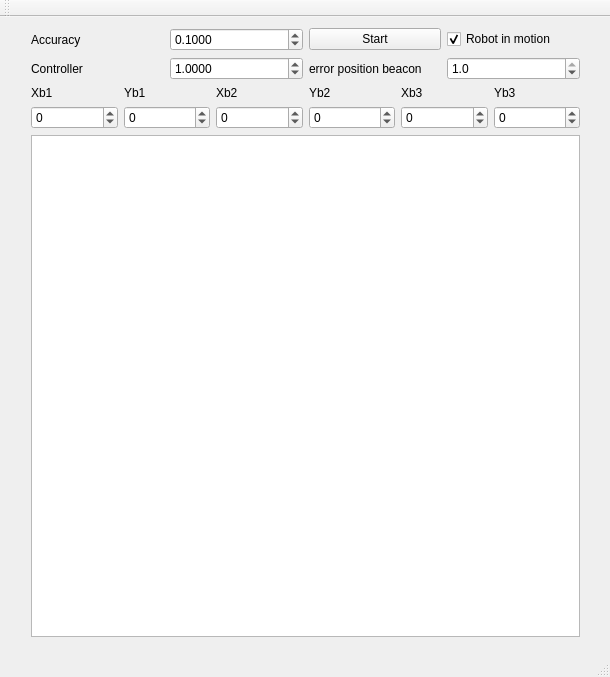
Qt form mainwindow.ui (qbrefort/sonar) before a commit.
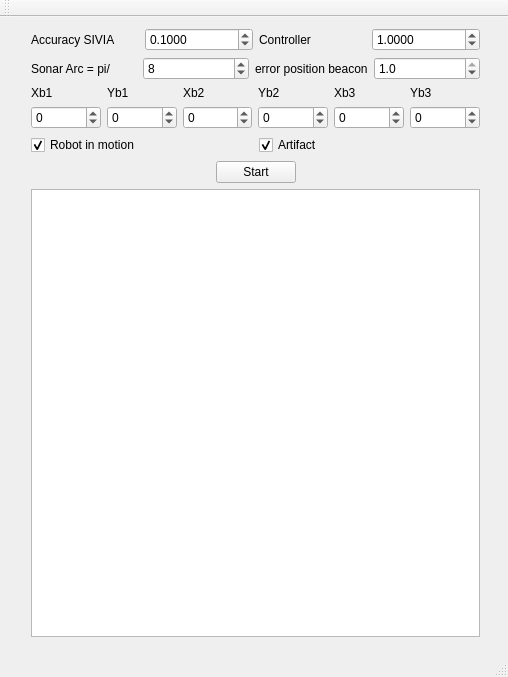
The same form after that commit.

```diff
--- a/mainwindow.ui
+++ b/mainwindow.ui
@@ -6,7 +6,7 @@
    <rect>
     <x>0</x>
     <y>0</y>
-    <width>610</width>
+    <width>508</width>
     <height>677</height>
    </rect>
   </property>
@@ -19,17 +19,17 @@
      <rect>
       <x>20</x>
       <y>0</y>
-      <width>571</width>
+      <width>471</width>
       <height>631</height>
      </rect>
     </property>
     <layout class="QVBoxLayout" name="verticalLayout">
      <item>
-      <layout class="QHBoxLayout" name="horizontalLayout">
+      <layout class="QHBoxLayout" name="horizontalLayout_3">
        <item>
         <widget class="QLabel" name="label_Epsilon">
          <property name="text">
-          <string>Accuracy</string>
+          <string>Accuracy SIVIA</string>
          </property>
         </widget>
        </item>
@@ -56,27 +56,6 @@
         </widget>
        </item>
        <item>
-        <widget class="QPushButton" name="ButtonStart">
-         <property name="text">
-          <string>Start</string>
-         </property>
-        </widget>
-       </item>
-       <item>
-        <widget class="QCheckBox" name="checkBox">
-         <property name="text">
-          <string>Robot in motion</string>
-         </property>
-         <property name="checked">
-          <bool>true</bool>
-         </property>
-        </widget>
-       </item>
-      </layout>
-     </item>
-     <item>
-      <layout class="QHBoxLayout" name="horizontalLayout_3">
-       <item>
         <widget class="QLabel" name="label_Epsilon_2">
          <property name="text">
           <string>Controller</string>
@@ -105,6 +84,39 @@
          </property>
         </widget>
        </item>
+      </layout>
+     </item>
+     <item>
+      <layout class="QHBoxLayout" name="horizontalLayout_7">
+       <item>
+        <widget class="QLabel" name="label_Epsilon_10">
+         <property name="text">
+          <string>Sonar Arc = pi/</string>
+         </property>
+        </widget>
+       </item>
+       <item>
+        <widget class="QDoubleSpinBox" name="arc_EpsilonSpinBox">
+         <property name="locale">
+          <locale language="English" country="UnitedStates"/>
+         </property>
+         <property name="decimals">
+          <number>0</number>
+         </property>
+         <property name="minimum">
+          <double>0.000000000000000</double>
+         </property>
+         <property name="maximum">
+          <double>16.000000000000000</double>
+         </property>
+         <property name="singleStep">
+          <double>1.000000000000000</double>
+         </property>
+         <property name="value">
+          <double>8.000000000000000</double>
+         </property>
+        </widget>
+       </item>
        <item>
         <widget class="QLabel" name="label_Epsilon_8">
          <property name="text">
@@ -338,8 +350,72 @@
        </item>
       </layout>
      </item>
+     <item>
+      <layout class="QHBoxLayout" name="horizontalLayout">
+       <item>
+        <widget class="QCheckBox" name="checkBox">
+         <property name="text">
+          <string>Robot in motion</string>
+         </property>
+         <property name="checked">
+          <bool>true</bool>
+         </property>
+        </widget>
+       </item>
+       <item>
+        <widget class="QCheckBox" name="artifact_checkBox">
+         <property name="text">
+          <string>Artifact</string>
+         </property>
+         <property name="checked">
+          <bool>true</bool>
+         </property>
+        </widget>
+       </item>
+      </layout>
+     </item>
+     <item>
+      <layout class="QHBoxLayout" name="horizontalLayout_2">
+       <item>
+        <spacer name="horizontalSpacer">
+         <property name="orientation">
+          <enum>Qt::Horizontal</enum>
+         </property>
+         <property name="sizeHint" stdset="0">
+          <size>
+           <width>40</width>
+           <height>20</height>
+          </size>
+         </property>
+        </spacer>
+       </item>
+       <item>
+        <widget class="QPushButton" name="ButtonStart">
+         <property name="text">
+          <string>Start</string>
+         </property>
+        </widget>
+       </item>
+       <item>
+        <spacer name="horizontalSpacer_2">
+         <property name="orientation">
+          <enum>Qt::Horizontal</enum>
+         </property>
+         <property name="sizeHint" stdset="0">
+          <size>
+           <width>40</width>
+           <height>20</height>
+          </size>
+         </property>
+        </spacer>
+       </item>
+      </layout>
+     </item>
      <item>
       <widget class="QGraphicsView" name="graphicsView">
+       <property name="enabled">
+        <bool>true</bool>
+       </property>
        <property name="verticalScrollBarPolicy">
         <enum>Qt::ScrollBarAlwaysOff</enum>
        </property>
```
Left out of the diff: 2 changed lines with no effect on the pictures.
